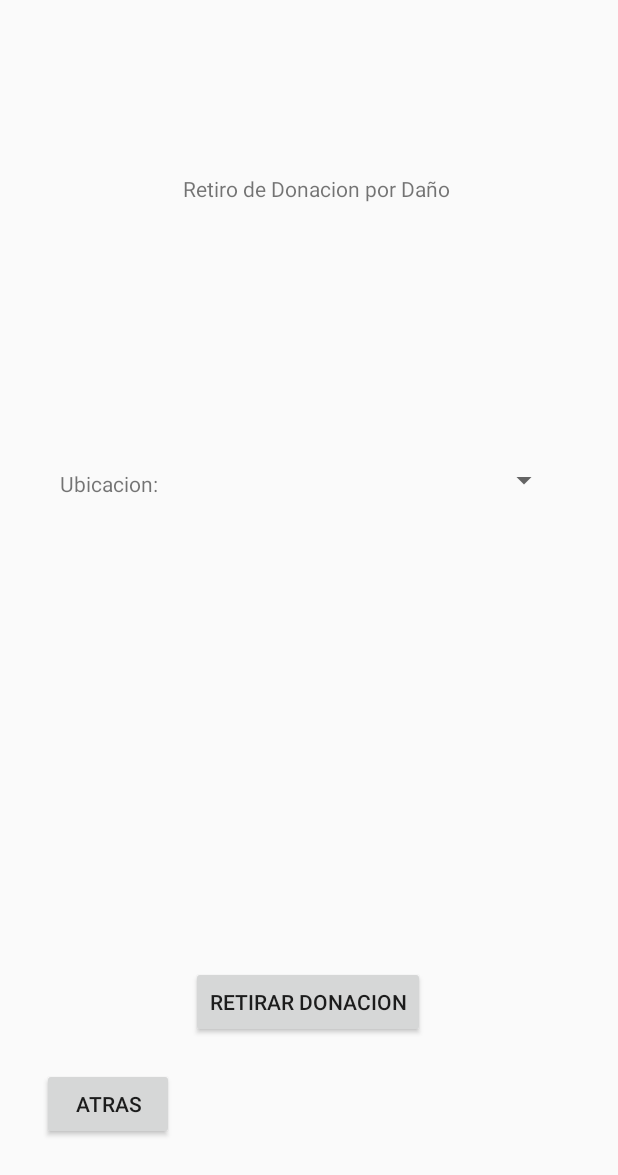
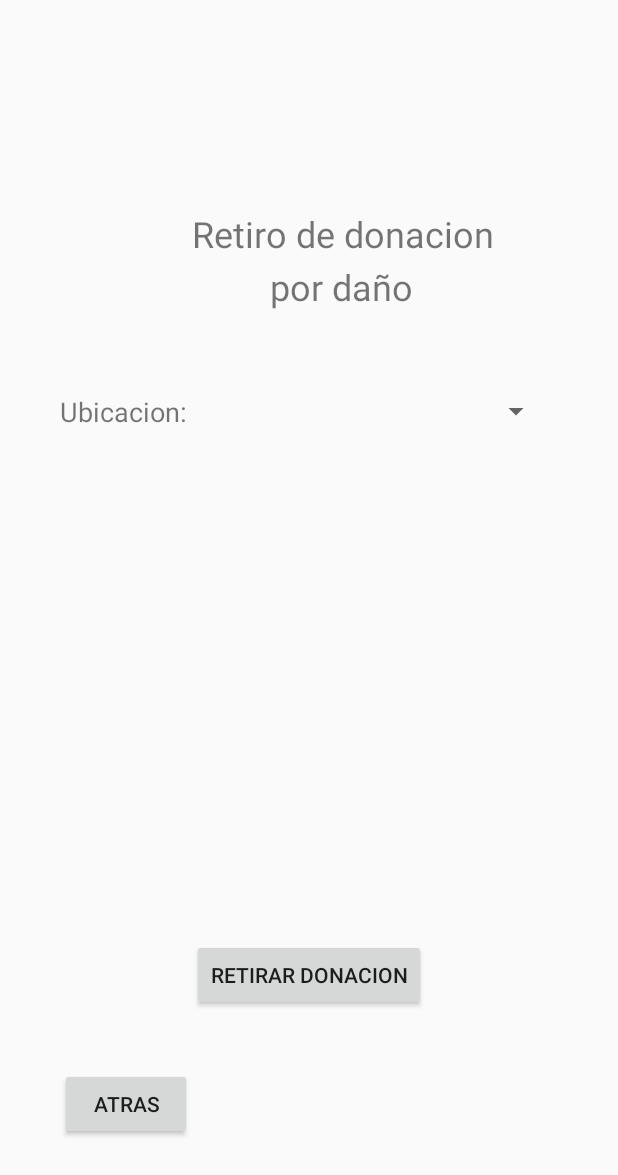
Before and after one commit to Marlon-Lindao-ZX/ProyectoArp2, an Android app: the layout activity_retiro_danio.xml on its own in the app's theme, with its tools: preview values and no code run, on a phone screen of 412 x 824 dp. Shown: the top 1175 px of the screen. Run offline under Robolectric (Android 15) with nearby library versions, the phone set to English and light mode, and no system bars.

Commit message:
Arreglado cambio de escenas

```diff
--- a/app/src/main/java/com/example/myfirstapp/RegistroCategorias.java
+++ b/app/src/main/java/com/example/myfirstapp/RegistroCategorias.java
@@ -15,7 +15,6 @@ public class RegistroCategorias extends AppCompatActivity {
     }
 
     public void goBack(View view){
-        Intent intent = new Intent(this, RegistroInformacion.class);
-        startActivity(intent);
+        finish();
     }
 }
--- a/app/src/main/java/com/example/myfirstapp/RegistroDonaciones.java
+++ b/app/src/main/java/com/example/myfirstapp/RegistroDonaciones.java
@@ -15,7 +15,6 @@ public class RegistroDonaciones extends AppCompatActivity {
     }
 
     public void goBack(View view){
-        Intent intent = new Intent(this, PantallaPrincipal.class);
-        startActivity(intent);
+        finish();
     }
 }
--- a/app/src/main/java/com/example/myfirstapp/RegistroInfoDonacion.java
+++ b/app/src/main/java/com/example/myfirstapp/RegistroInfoDonacion.java
@@ -15,7 +15,6 @@ public class RegistroInfoDonacion extends AppCompatActivity {
     }
 
     public void goBack(View view){
-        Intent intent = new Intent(this, RegistroInformacion.class);
-        startActivity(intent);
+        finish();
     }
 }
--- a/app/src/main/java/com/example/myfirstapp/RegistroInformacion.java
+++ b/app/src/main/java/com/example/myfirstapp/RegistroInformacion.java
@@ -30,8 +30,7 @@ public class RegistroInformacion extends AppCompatActivity {
     }
 
     public void goBack(View view){
-        Intent intent = new Intent(this, PantallaPrincipal.class);
-        startActivity(intent);
+        finish();
     }
 
 }
--- a/app/src/main/java/com/example/myfirstapp/RegistroUbicacion.java
+++ b/app/src/main/java/com/example/myfirstapp/RegistroUbicacion.java
@@ -15,7 +15,6 @@ public class RegistroUbicacion extends AppCompatActivity {
     }
 
     public void goBack(View view){
-        Intent intent = new Intent(this, RegistroInformacion.class);
-        startActivity(intent);
+        finish();
     }
 }
--- a/app/src/main/java/com/example/myfirstapp/RetiroComunidad.java
+++ b/app/src/main/java/com/example/myfirstapp/RetiroComunidad.java
@@ -15,7 +15,6 @@ public class RetiroComunidad extends AppCompatActivity {
     }
 
     public void goBack(View view){
-        Intent intent = new Intent(this, RetiroDonaciones.class);
-        startActivity(intent);
+        finish();
     }
 }
--- a/app/src/main/java/com/example/myfirstapp/RetiroDanio.java
+++ b/app/src/main/java/com/example/myfirstapp/RetiroDanio.java
@@ -15,7 +15,6 @@ public class RetiroDanio extends AppCompatActivity {
     }
 
     public void goBack(View view){
-        Intent intent = new Intent(this, RetiroDonaciones.class);
-        startActivity(intent);
+        finish();
     }
 }
--- a/app/src/main/java/com/example/myfirstapp/RetiroDonaciones.java
+++ b/app/src/main/java/com/example/myfirstapp/RetiroDonaciones.java
@@ -15,8 +15,7 @@ public class RetiroDonaciones extends AppCompatActivity {
     }
 
     public void goBack(View view){
-        Intent intent = new Intent(this, PantallaPrincipal.class);
-        startActivity(intent);
+        finish();
     }
 
     public void toComunity(View view){
--- a/app/src/main/res/layout/activity_retiro_danio.xml
+++ b/app/src/main/res/layout/activity_retiro_danio.xml
@@ -10,25 +10,37 @@
         android:id="@+id/textView6"
         android:layout_width="wrap_content"
         android:layout_height="wrap_content"
-        android:layout_marginTop="116dp"
-        android:layout_marginEnd="112dp"
-        android:layout_marginRight="112dp"
-        android:text="@string/retiro_de_donacion_por_da_o"
+        android:layout_marginStart="8dp"
+        android:layout_marginLeft="8dp"
+        android:layout_marginTop="8dp"
+        android:layout_marginEnd="8dp"
+        android:layout_marginRight="8dp"
+        android:layout_marginBottom="8dp"
+        android:text="@string/retiro_de_donacion"
+        android:textSize="24sp"
+        app:layout_constraintBottom_toBottomOf="parent"
         app:layout_constraintEnd_toEndOf="parent"
-        app:layout_constraintTop_toTopOf="parent" />
+        app:layout_constraintHorizontal_bias="0.615"
+        app:layout_constraintStart_toStartOf="parent"
+        app:layout_constraintTop_toTopOf="parent"
+        app:layout_constraintVertical_bias="0.169" />
 
     <Spinner
         android:id="@+id/spinner"
-        android:layout_width="245dp"
+        android:layout_width="200dp"
         android:layout_height="wrap_content"
-        android:layout_marginStart="128dp"
-        android:layout_marginLeft="128dp"
+        android:layout_marginStart="8dp"
+        android:layout_marginLeft="8dp"
         android:layout_marginTop="8dp"
-        android:layout_marginBottom="492dp"
+        android:layout_marginEnd="8dp"
+        android:layout_marginRight="8dp"
+        android:layout_marginBottom="8dp"
         app:layout_constraintBottom_toBottomOf="parent"
+        app:layout_constraintEnd_toEndOf="parent"
+        app:layout_constraintHorizontal_bias="0.815"
         app:layout_constraintStart_toStartOf="parent"
         app:layout_constraintTop_toTopOf="parent"
-        app:layout_constraintVertical_bias="1.0" />
+        app:layout_constraintVertical_bias="0.324" />
 
 
     <TextView
@@ -37,21 +49,31 @@
         android:layout_height="wrap_content"
         android:layout_marginStart="40dp"
         android:layout_marginLeft="40dp"
-        android:layout_marginBottom="492dp"
+        android:layout_marginTop="8dp"
+        android:layout_marginEnd="8dp"
+        android:layout_marginRight="8dp"
+        android:layout_marginBottom="8dp"
         android:text="@string/ubicacions"
+        android:textSize="18sp"
         app:layout_constraintBottom_toBottomOf="parent"
-        app:layout_constraintStart_toStartOf="parent" />
+        app:layout_constraintEnd_toEndOf="parent"
+        app:layout_constraintHorizontal_bias="0.0"
+        app:layout_constraintStart_toStartOf="parent"
+        app:layout_constraintTop_toTopOf="parent"
+        app:layout_constraintVertical_bias="0.324" />
 
     <Button
         android:id="@+id/button12"
         android:layout_width="wrap_content"
         android:layout_height="wrap_content"
+        android:layout_marginTop="8dp"
         android:layout_marginBottom="132dp"
         android:text="@string/retirar_donacion"
         app:layout_constraintBottom_toBottomOf="parent"
         app:layout_constraintEnd_toEndOf="parent"
-        app:layout_constraintHorizontal_bias="0.498"
-        app:layout_constraintStart_toStartOf="parent" />
+        app:layout_constraintStart_toStartOf="parent"
+        app:layout_constraintTop_toTopOf="parent"
+        app:layout_constraintVertical_bias="0.972" />
 
     <Button
         android:id="@+id/button13"
@@ -59,21 +81,55 @@
         android:layout_height="wrap_content"
         android:layout_marginStart="28dp"
         android:layout_marginLeft="28dp"
+        android:layout_marginTop="8dp"
+        android:layout_marginEnd="8dp"
+        android:layout_marginRight="8dp"
         android:layout_marginBottom="64dp"
+        android:onClick="goBack"
         android:text="@string/atras"
-        android:onClick="goBack"
         app:layout_constraintBottom_toBottomOf="parent"
-        app:layout_constraintStart_toStartOf="parent" />
+        app:layout_constraintEnd_toEndOf="parent"
+        app:layout_constraintHorizontal_bias="0.041"
+        app:layout_constraintStart_toStartOf="parent"
+        app:layout_constraintTop_toTopOf="parent"
+        app:layout_constraintVertical_bias="1.0" />
 
     <ScrollView
-        android:layout_width="395dp"
-        android:layout_height="196dp"
+        android:id="@+id/scrollView4"
+        android:layout_width="369dp"
+        android:layout_height="180dp"
         android:layout_marginStart="4dp"
         android:layout_marginLeft="4dp"
-        android:layout_marginTop="292dp"
+        android:layout_marginTop="8dp"
+        android:layout_marginEnd="8dp"
+        android:layout_marginRight="8dp"
+        android:layout_marginBottom="8dp"
+        app:layout_constraintBottom_toBottomOf="parent"
+        app:layout_constraintEnd_toEndOf="parent"
+        app:layout_constraintHorizontal_bias="0.566"
         app:layout_constraintStart_toStartOf="parent"
-        app:layout_constraintTop_toTopOf="parent">
+        app:layout_constraintTop_toTopOf="parent"
+        app:layout_constraintVertical_bias="0.517">
 
     </ScrollView>
 
+    <TextView
+        android:id="@+id/textView26"
+        android:layout_width="wrap_content"
+        android:layout_height="wrap_content"
+        android:layout_marginStart="8dp"
+        android:layout_marginLeft="8dp"
+        android:layout_marginTop="8dp"
+        android:layout_marginEnd="8dp"
+        android:layout_marginRight="8dp"
+        android:layout_marginBottom="8dp"
+        android:text="por daño"
+        android:textSize="24sp"
+        app:layout_constraintBottom_toBottomOf="parent"
+        app:layout_constraintEnd_toEndOf="parent"
+        app:layout_constraintHorizontal_bias="0.571"
+        app:layout_constraintStart_toStartOf="parent"
+        app:layout_constraintTop_toTopOf="parent"
+        app:layout_constraintVertical_bias="0.215" />
+
 </androidx.constraintlayout.widget.ConstraintLayout>
--- a/app/src/main/res/values/strings.xml
+++ b/app/src/main/res/values/strings.xml
@@ -3,11 +3,11 @@
     <string name="de_donaciones">de donaciones</string>
     <string name="fundacion_dar">Fundacion Dar</string>
     <string name="registrar">Registrar</string>
-    <string name="a_adir_informacion">Añadir Informacion</string>
+    <string name="a_adir_informacion1">Añadir Informacion</string>
     <string name="button">Button</string>
     <string name="sistema_de_registro">Sistema de Registro</string>
     <string name="registro_de_informacion">Registro de Informacion</string>
-    <string name="donacion">Donacion</string>
+    <string name="donacion1">Donacion</string>
     <string name="categoria">Categoria</string>
     <string name="ubicacion">Ubicacion</string>
     <string name="retirar_donacion">Retirar Donacion</string>
@@ -23,7 +23,7 @@
     <string name="ubicacions">Ubicacion:</string>
     <string name="retiro_de_donacion">Retiro de donacion</string>
     <string name="para_comunidades">para comunidades</string>
-    <string name="a_adir">Añadir</string>
+    <string name="a_adir1">Añadir</string>
     <string name="a_adir_categoria">Añadir Categoria</string>
     <string name="a_adir_informacion">Añadir Informacion</string>
     <string name="donacion">Donacion</string>
@@ -32,8 +32,8 @@
     <string name="imagen">Imagen</string>
     <string name="cargar">Cargar</string>
     <string name="name">Name</string>
-    <string name="name">Name</string>
-    <string name="a_adir">Añadir</string>
+    <string name="name2">Name</string>
+    <string name="a_adir2">Añadir</string>
     <string name="a_adir_ubicacion">Añadir Ubicacion</string>
     <string name="a_adir">Añadir</string>
 </resources>
```
